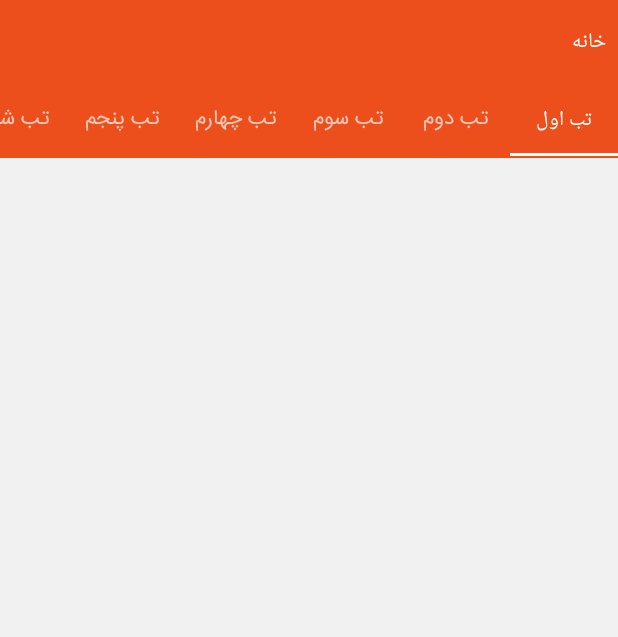
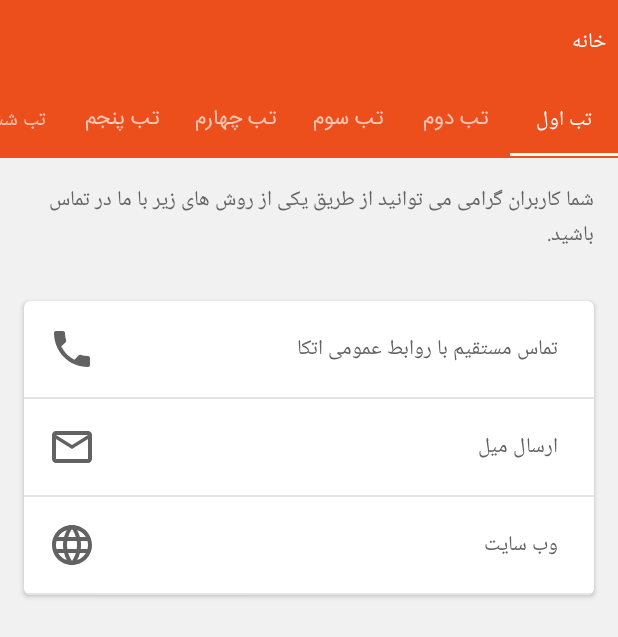
Before and after one commit to abbassabeti/EtkaV3, an Android app: the fragment HomeFragment shown on its own in the app's theme, on a phone screen of 412 x 824 dp. Shown: the top 637 px of the screen. Run offline under Robolectric (Android 15) with nearby library versions, the phone set to English and light mode, and no system bars; our stand-ins replace ButterKnife; libraries missing offline, so code that uses them is left out: uk.co.chrisjenx.

Commit message:
implement contact us fragment

```diff
--- a/app/src/main/java/ir/etkastores/app/Adapters/ViewPagerAdapters/GlobalFragmentPagerAdapter.java
+++ b/app/src/main/java/ir/etkastores/app/Adapters/ViewPagerAdapters/GlobalFragmentPagerAdapter.java
@@ -3,6 +3,7 @@
 import android.support.v4.app.Fragment;
 import android.support.v4.app.FragmentManager;
 import android.support.v4.app.FragmentPagerAdapter;
+import android.view.ViewGroup;
 
 import java.util.Collections;
 import java.util.List;
@@ -36,4 +37,13 @@
         return pages.get(position).getTitle();
     }
 
+    @Override
+    public void finishUpdate(ViewGroup container) {
+        try{
+            super.finishUpdate(container);
+        } catch (NullPointerException nullPointerException){
+            System.out.println("Catch the NullPointerException in FragmentPagerAdapter.finishUpdate");
+        }
+    }
+
 }
--- a/app/src/main/java/ir/etkastores/app/EtkaApp.java
+++ b/app/src/main/java/ir/etkastores/app/EtkaApp.java
@@ -1,6 +1,5 @@
 package ir.etkastores.app;
 
-import android.app.Application;
 import android.content.Context;
 import android.support.multidex.MultiDex;
 import android.support.multidex.MultiDexApplication;
--- a/app/src/main/java/ir/etkastores/app/Fragments/HomeFragment.java
+++ b/app/src/main/java/ir/etkastores/app/Fragments/HomeFragment.java
@@ -63,12 +63,8 @@
         pages.add(new FragmentTitleModel(ContactUsFramgment.newInstance(),"تب چهارم"));
         pages.add(new FragmentTitleModel(ContactUsFramgment.newInstance(),"تب پنجم"));
         pages.add(new FragmentTitleModel(ContactUsFramgment.newInstance(),"تب ششم"));
-        pages.add(new FragmentTitleModel(ContactUsFramgment.newInstance(),"تب هفتم"));
-        pages.add(new FragmentTitleModel(ContactUsFramgment.newInstance(),"تب هشتم"));
-        pages.add(new FragmentTitleModel(ContactUsFramgment.newInstance(),"تب نهم"));
-        pages.add(new FragmentTitleModel(ContactUsFramgment.newInstance(),"تب دهم"));
 
-        pagerAdapter = new GlobalFragmentPagerAdapter(getChildFragmentManager(),pages);
+        pagerAdapter = new GlobalFragmentPagerAdapter(getFragmentManager(),pages);
         viewPager.setAdapter(pagerAdapter);
         tabLayout.setupWithViewPager(viewPager);
 
--- a/app/src/main/java/ir/etkastores/app/Fragments/SupportFragments/ContactUsFramgment.java
+++ b/app/src/main/java/ir/etkastores/app/Fragments/SupportFragments/ContactUsFramgment.java
@@ -8,6 +8,7 @@
 import android.view.ViewGroup;
 
 import butterknife.ButterKnife;
+import butterknife.OnClick;
 import ir.etkastores.app.R;
 
 /**
@@ -34,4 +35,19 @@
     private void initViews(){
 
     }
+
+    @OnClick(R.id.directCallToPRButton)
+    public void onDirectCallToPRButtonClick(){
+
+    }
+
+    @OnClick(R.id.sendMailButton)
+    public void sendMailButtonClick(){
+
+    }
+
+    @OnClick(R.id.webSiteButton)
+    public void webSiteButtonClick(){
+
+    }
 }
--- a/app/src/main/java/ir/etkastores/app/UI/Views/CustomRowMenuItem.java
+++ b/app/src/main/java/ir/etkastores/app/UI/Views/CustomRowMenuItem.java
@@ -62,6 +62,7 @@
             showScoreStar(a.getBoolean(R.styleable.CustomRowMenuItem_showScoreStar,false));
             hideLeftIcon(a.getBoolean(R.styleable.CustomRowMenuItem_hideLeftIcon,false));
             setLeftText(a.getString(R.styleable.CustomRowMenuItem_leftText));
+            setLeftIcon(a.getResourceId(R.styleable.CustomRowMenuItem_leftIcon,0));
             a.recycle();
         }
     }
@@ -123,4 +124,8 @@
         }
     }
 
+    public void setLeftIcon(int icon){
+        if (icon>0) leftIcon.setImageResource(icon);
+    }
+
 }
--- /dev/null
+++ b/app/src/main/res/drawable/ic_globe_dark_gray_24dp.xml
@@ -0,0 +1,9 @@
+<vector xmlns:android="http://schemas.android.com/apk/res/android"
+        android:width="24dp"
+        android:height="24dp"
+        android:viewportWidth="24.0"
+        android:viewportHeight="24.0">
+    <path
+        android:fillColor="@color/darkGray"
+        android:pathData="M11.99,2C6.47,2 2,6.48 2,12s4.47,10 9.99,10C17.52,22 22,17.52 22,12S17.52,2 11.99,2zM18.92,8h-2.95c-0.32,-1.25 -0.78,-2.45 -1.38,-3.56 1.84,0.63 3.37,1.91 4.33,3.56zM12,4.04c0.83,1.2 1.48,2.53 1.91,3.96h-3.82c0.43,-1.43 1.08,-2.76 1.91,-3.96zM4.26,14C4.1,13.36 4,12.69 4,12s0.1,-1.36 0.26,-2h3.38c-0.08,0.66 -0.14,1.32 -0.14,2 0,0.68 0.06,1.34 0.14,2L4.26,14zM5.08,16h2.95c0.32,1.25 0.78,2.45 1.38,3.56 -1.84,-0.63 -3.37,-1.9 -4.33,-3.56zM8.03,8L5.08,8c0.96,-1.66 2.49,-2.93 4.33,-3.56C8.81,5.55 8.35,6.75 8.03,8zM12,19.96c-0.83,-1.2 -1.48,-2.53 -1.91,-3.96h3.82c-0.43,1.43 -1.08,2.76 -1.91,3.96zM14.34,14L9.66,14c-0.09,-0.66 -0.16,-1.32 -0.16,-2 0,-0.68 0.07,-1.35 0.16,-2h4.68c0.09,0.65 0.16,1.32 0.16,2 0,0.68 -0.07,1.34 -0.16,2zM14.59,19.56c0.6,-1.11 1.06,-2.31 1.38,-3.56h2.95c-0.96,1.65 -2.49,2.93 -4.33,3.56zM16.36,14c0.08,-0.66 0.14,-1.32 0.14,-2 0,-0.68 -0.06,-1.34 -0.14,-2h3.38c0.16,0.64 0.26,1.31 0.26,2s-0.1,1.36 -0.26,2h-3.38z"/>
+</vector>
--- /dev/null
+++ b/app/src/main/res/drawable/ic_mail_outline_dark_gray_24dp.xml
@@ -0,0 +1,9 @@
+<vector xmlns:android="http://schemas.android.com/apk/res/android"
+        android:width="24dp"
+        android:height="24dp"
+        android:viewportWidth="24.0"
+        android:viewportHeight="24.0">
+    <path
+        android:fillColor="@color/darkGray"
+        android:pathData="M20,4L4,4c-1.1,0 -1.99,0.9 -1.99,2L2,18c0,1.1 0.9,2 2,2h16c1.1,0 2,-0.9 2,-2L22,6c0,-1.1 -0.9,-2 -2,-2zM20,18L4,18L4,8l8,5 8,-5v10zM12,11L4,6h16l-8,5z"/>
+</vector>
--- /dev/null
+++ b/app/src/main/res/drawable/ic_phone_dark_gray_24dp.xml
@@ -0,0 +1,9 @@
+<vector xmlns:android="http://schemas.android.com/apk/res/android"
+        android:width="24dp"
+        android:height="24dp"
+        android:viewportWidth="24.0"
+        android:viewportHeight="24.0">
+    <path
+        android:fillColor="@color/darkGray"
+        android:pathData="M6.62,10.79c1.44,2.83 3.76,5.14 6.59,6.59l2.2,-2.2c0.27,-0.27 0.67,-0.36 1.02,-0.24 1.12,0.37 2.33,0.57 3.57,0.57 0.55,0 1,0.45 1,1V20c0,0.55 -0.45,1 -1,1 -9.39,0 -17,-7.61 -17,-17 0,-0.55 0.45,-1 1,-1h3.5c0.55,0 1,0.45 1,1 0,1.25 0.2,2.45 0.57,3.57 0.11,0.35 0.03,0.74 -0.25,1.02l-2.2,2.2z"/>
+</vector>
--- a/app/src/main/res/layout/fragment_contact_us.xml
+++ b/app/src/main/res/layout/fragment_contact_us.xml
@@ -1,6 +1,82 @@
 <?xml version="1.0" encoding="utf-8"?>
 <RelativeLayout xmlns:android="http://schemas.android.com/apk/res/android"
     android:layout_width="match_parent"
-    android:layout_height="match_parent">
+    android:layout_height="match_parent"
+    xmlns:app="http://schemas.android.com/apk/res-auto">
+
+    <ScrollView
+        android:layout_width="match_parent"
+        android:layout_height="match_parent">
+
+        <LinearLayout
+            android:layout_width="match_parent"
+            android:layout_height="wrap_content"
+            android:orientation="vertical"
+            android:padding="8dp">
+
+            <TextView
+                android:layout_width="match_parent"
+                android:layout_height="wrap_content"
+                android:gravity="right"
+                android:textSize="@dimen/textSizeSmall"
+                android:textColor="@color/darkGray"
+                android:padding="8dp"
+                android:text="@string/youContactUsByFollowingMethods"/>
+
+            <View
+                android:layout_width="match_parent"
+                android:layout_height="16dp"/>
+
+            <android.support.v7.widget.CardView
+                android:layout_width="match_parent"
+                android:layout_height="wrap_content"
+                app:cardBackgroundColor="@color/white"
+                app:cardCornerRadius="4dp"
+                android:layout_margin="8dp">
+
+                <LinearLayout
+                    android:layout_width="match_parent"
+                    android:layout_height="wrap_content"
+                    android:orientation="vertical">
+
+                    <ir.etkastores.app.UI.Views.CustomRowMenuItem
+                        android:id="@+id/directCallToPRButton"
+                        android:layout_width="match_parent"
+                        android:layout_height="wrap_content"
+                        app:rowText="@string/directCallToEtkaPR"
+                        app:leftIcon="@drawable/ic_phone_dark_gray_24dp"
+                        app:showIcon="false"/>
+
+                    <View style="@style/lightDividerMatchWidthStyle"/>
+
+                    <ir.etkastores.app.UI.Views.CustomRowMenuItem
+                        android:id="@+id/sendMailButton"
+                        android:layout_width="match_parent"
+                        android:layout_height="wrap_content"
+                        app:rowText="@string/sendEmail"
+                        app:leftIcon="@drawable/ic_mail_outline_dark_gray_24dp"
+                        app:showIcon="false"/>
+
+                    <View style="@style/lightDividerMatchWidthStyle"/>
+
+                    <ir.etkastores.app.UI.Views.CustomRowMenuItem
+                        android:id="@+id/webSiteButton"
+                        android:layout_width="match_parent"
+                        android:layout_height="wrap_content"
+                        app:rowText="@string/webSite"
+                        app:leftIcon="@drawable/ic_globe_dark_gray_24dp"
+                        app:showIcon="false"/>
+
+                    <View style="@style/lightDividerMatchWidthStyle"/>
+
+
+                </LinearLayout>
+
+            </android.support.v7.widget.CardView>
+
+
+        </LinearLayout>
+
+    </ScrollView>
 
 </RelativeLayout>
--- a/app/src/main/res/values/profile_menu_row_item_attr.xml
+++ b/app/src/main/res/values/profile_menu_row_item_attr.xml
@@ -10,6 +10,7 @@
         <attr name="showIcon" format="boolean"/>
         <attr name="leftText" format="string"/>
         <attr name="hideLeftIcon" format="boolean"/>
+        <attr name="leftIcon" format="reference"/>
     </declare-styleable>
 
 </resources>
--- a/app/src/main/res/values/strings.xml
+++ b/app/src/main/res/values/strings.xml
@@ -66,7 +66,10 @@
     <string name="edit">ویرایش</string>
     <string name="requests">درخواست ها</string>
     <string name="contactUs">تماس با ما</string>
-
+    <string name="youContactUsByFollowingMethods">شما کاربران گرامی می توانید از طریق یکی از روش های زیر با ما در تماس باشید.</string>
+    <string name="directCallToEtkaPR">تماس مستقیم با روابط عمومی اتکا</string>
+    <string name="sendEmail">ارسال میل</string>
+    <string name="webSite">وب سایت</string>
 
 
     <string name="aboutEtkaStoresText">نیازمند متن از طرف شرکت</string>
```
